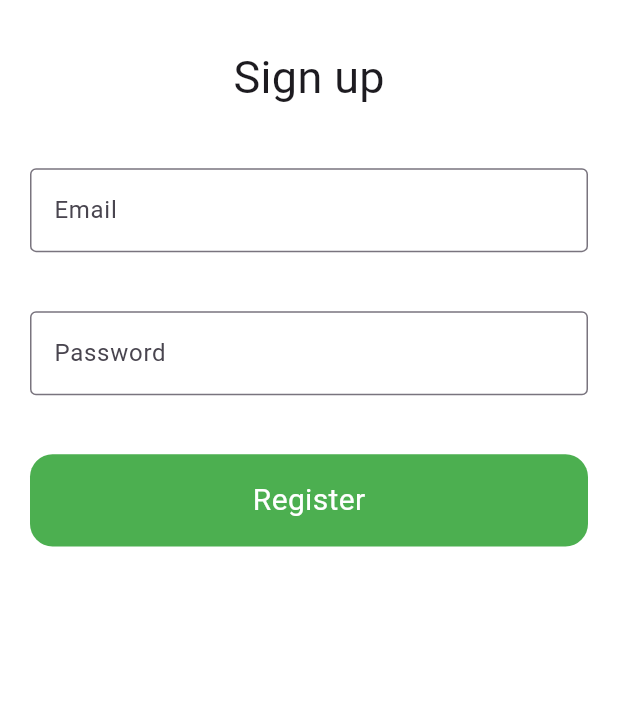
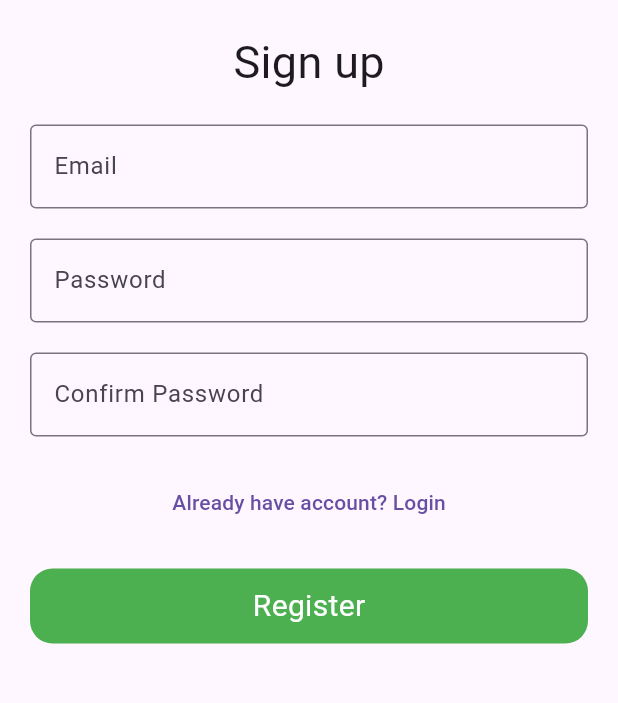
Before and after one commit to Iskander2323/firebase_auth, a Flutter app: the screen it shows after launch, on a phone screen of 412 x 824 dp, the part 84-787 px from its top. Run offline on Flutter 3.47's test engine with Material 3 defaults, Android fonts, the phone set to English and light mode, and no system bars; our stand-ins replace bloc, equatable, firebase_auth, firebase_core, flutter_bloc, go_router; accounts and stored records are empty; generated files the repository leaves out were written again.

Commit message:
added password confirm field for registration
and refactored code

```diff
--- a/lib/components/ui/register_page.dart
+++ b/lib/components/ui/register_page.dart
@@ -10,27 +10,26 @@ class RegisterPage extends StatefulWidget {
 }
 
 class _RegisterPageState extends State<RegisterPage> {
+  final _formKey = GlobalKey<FormState>();
+  final TextEditingController _emailTextController = TextEditingController();
+  final TextEditingController _passwordTextController = TextEditingController();
+  final TextEditingController _confirmPasswordTextController =
+      TextEditingController();
+
   @override
   Widget build(BuildContext context) {
-    final TextEditingController _emailTextController = TextEditingController();
-    final TextEditingController _passwordTextController =
-        TextEditingController();
-
-    return BlocBuilder<AuthBloc, AuthState>(
-      builder: (context, state) {
-        return LayoutBuilder(
-          builder: (context, constraints) {
-            return Container(
-                height: constraints.maxHeight * 0.5,
-                padding: EdgeInsets.only(left: 20, right: 20, top: 10),
+    return Scaffold(
+      body: SingleChildScrollView(
+        child: Container(
+          padding: const EdgeInsets.all(20.0),
+          child: Form(
+            key: _formKey,
             child: Column(
               mainAxisAlignment: MainAxisAlignment.spaceAround,
               crossAxisAlignment: CrossAxisAlignment.center,
               children: [
-                    Text(
-                      'Sign up',
-                      style: TextStyle(fontSize: 30),
-                    ),
+                const Text('Sign up', style: TextStyle(fontSize: 30)),
+                SizedBox(height: 20),
                 TextFormField(
                   keyboardType: TextInputType.emailAddress,
                   controller: _emailTextController,
@@ -42,50 +41,87 @@ class _RegisterPageState extends State<RegisterPage> {
                       r'^[a-zA-Z0-9._%+-]+@[a-zA-Z0-9.-]+\.[a-zA-Z]{2,}$',
                     );
                     if (!emailRegExp.hasMatch(value)) {
-                          return 'Enter correct email';
+                      return 'Enter a valid email';
                     }
                     return null;
                   },
-                      decoration: InputDecoration(
-                          labelText: 'Email', border: OutlineInputBorder()),
+                  decoration: const InputDecoration(
+                    labelText: 'Email',
+                    border: OutlineInputBorder(),
                   ),
+                ),
+                SizedBox(height: 20),
                 TextFormField(
+                  controller: _passwordTextController,
                   validator: (value) {
                     if (value == null || value.isEmpty) {
-                            return 'The field password cannot be empty';
+                      return 'Password field cannot be empty';
+                    }
+                    if (value.length < 6) {
+                      return 'Password must be at least 6 characters';
                     }
                     return null;
                   },
-                        controller: _passwordTextController,
-                        decoration: InputDecoration(
+                  obscureText: true,
+                  decoration: const InputDecoration(
                     labelText: 'Password',
-                            border: OutlineInputBorder())),
+                    border: OutlineInputBorder(),
+                  ),
+                ),
+                SizedBox(height: 20),
+                TextFormField(
+                  controller: _confirmPasswordTextController,
+                  validator: (value) {
+                    if (value == null || value.isEmpty) {
+                      return 'Please confirm your password';
+                    }
+                    if (value != _passwordTextController.text) {
+                      return 'Passwords do not match';
+                    }
+                    return null;
+                  },
+                  obscureText: true,
+                  decoration: const InputDecoration(
+                    labelText: 'Confirm Password',
+                    border: OutlineInputBorder(),
+                  ),
+                ),
+                SizedBox(height: 20),
+                TextButton(
+                    onPressed: () {
+                      context.read<AuthBloc>().add(AlreadyHaveAccountEvent());
+                    },
+                    child: Text('Already have account? Login')),
+                SizedBox(height: 20),
                 GestureDetector(
                   onTap: () {
+                    if (_formKey.currentState!.validate()) {
                       context.read<AuthBloc>().add(
                             SignUpWithEmailAndPasswordEvent(
                               email: _emailTextController.text,
-                                password: _passwordTextController.text));
+                              password: _passwordTextController.text,
+                            ),
+                          );
+                    }
                   },
                   child: Container(
                     alignment: Alignment.center,
-                        width: double.infinity,
-                        height: constraints.maxHeight * 0.08,
+                    height: 50,
                     decoration: BoxDecoration(
                       color: Colors.green,
-                            borderRadius:
-                                BorderRadius.all(Radius.circular(15))),
-                        child: Text(
+                      borderRadius: BorderRadius.circular(15),
+                    ),
+                    child: const Text(
                       'Register',
                       style: TextStyle(color: Colors.white, fontSize: 20),
                     ),
                   ),
-                    )
+                ),
               ],
-                ));
-          },
-        );
-      },
+            ),
+          ),
+        ),
+      ),
     );
   }
 }
```
Lines whose indentation alone changed are shown as unchanged.
